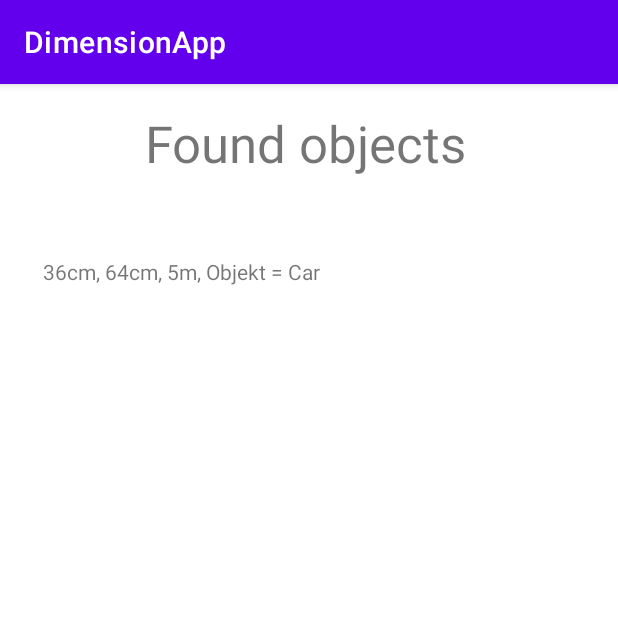
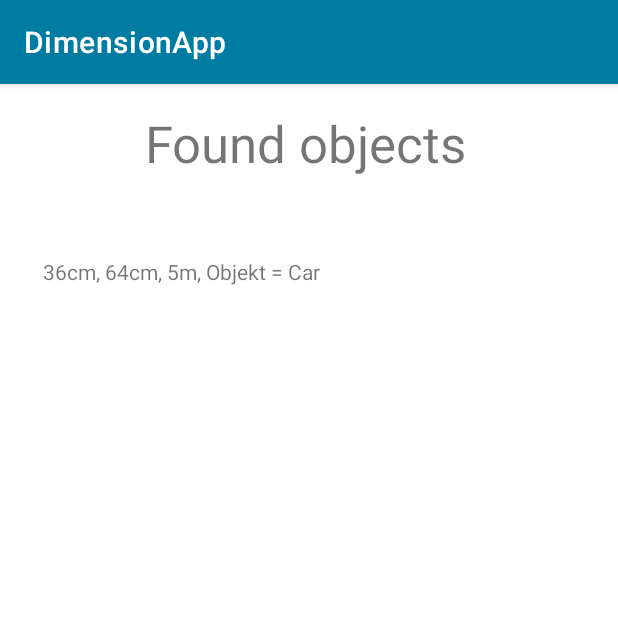
Before and after one commit to johanbergfalk/dimension, an Android app: the screen it shows after launch (MainActivity), on a phone screen of 412 x 824 dp, the top half of it. Run offline under Robolectric (Android 15) with nearby library versions, the phone set to English and light mode, and no system bars.

Commit message:
Ändrade färger

```diff
--- a/dimension/app/app/src/main/res/values/colors.xml
+++ b/dimension/app/app/src/main/res/values/colors.xml
@@ -1,8 +1,8 @@
 <?xml version="1.0" encoding="utf-8"?>
 <resources>
-    <color name="purple_200">#FFBB86FC</color>
-    <color name="purple_500">#FF6200EE</color>
-    <color name="purple_700">#FF3700B3</color>
+    <color name="purple_200">#01A7DC</color>
+    <color name="purple_500">#007CA3</color>
+    <color name="purple_700">#005975</color>
     <color name="teal_200">#FF03DAC5</color>
     <color name="teal_700">#FF018786</color>
     <color name="black">#FF000000</color>
```
